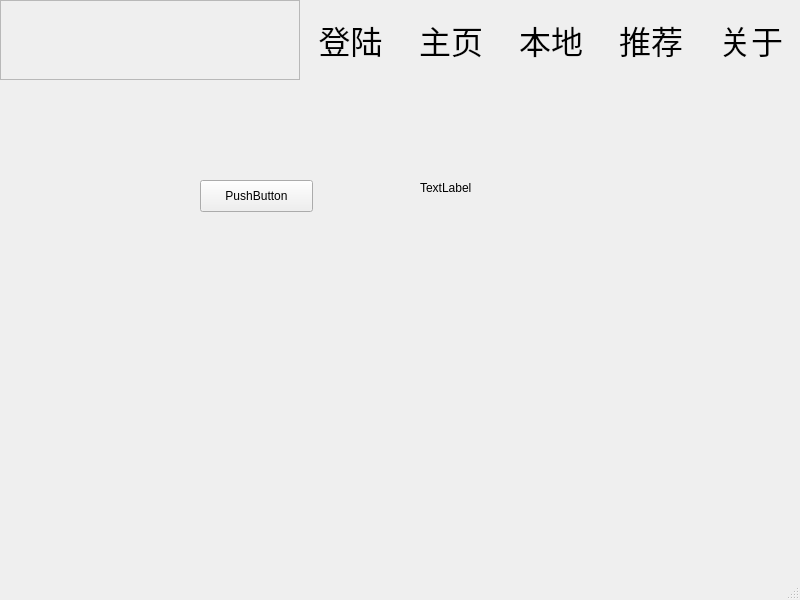
Above: PersonalizedTravelRecommendedSystem/designer/home.ui from zndemao/article before the change. Below: the same form after it.
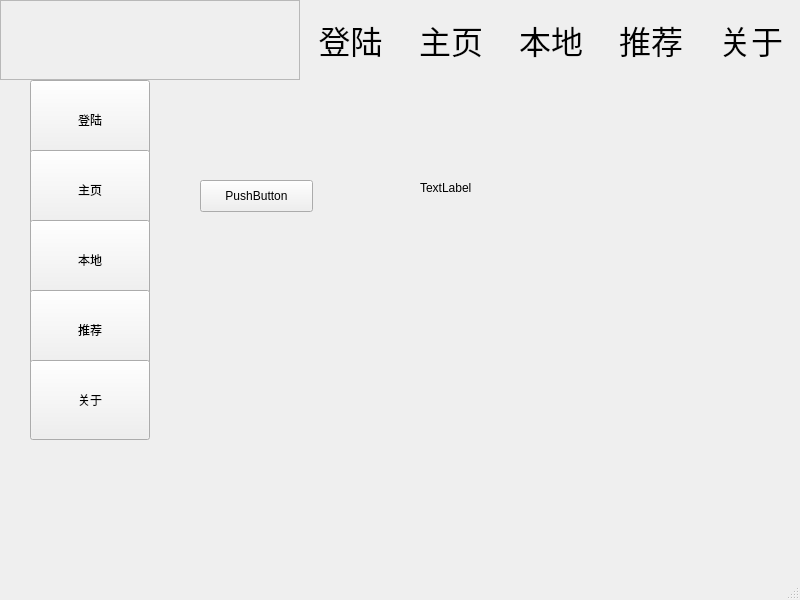
That is the form after the change.

Patch:
```diff
--- a/PersonalizedTravelRecommendedSystem/designer/home.ui
+++ b/PersonalizedTravelRecommendedSystem/designer/home.ui
@@ -182,6 +182,71 @@
      <string>TextLabel</string>
     </property>
    </widget>
+   <widget class="QPushButton" name="login_but">
+    <property name="geometry">
+     <rect>
+      <x>30</x>
+      <y>80</y>
+      <width>120</width>
+      <height>80</height>
+     </rect>
+    </property>
+    <property name="text">
+     <string>登陆</string>
+    </property>
+   </widget>
+   <widget class="QPushButton" name="pushButton_2">
+    <property name="geometry">
+     <rect>
+      <x>30</x>
+      <y>150</y>
+      <width>120</width>
+      <height>80</height>
+     </rect>
+    </property>
+    <property name="text">
+     <string>主页</string>
+    </property>
+   </widget>
+   <widget class="QPushButton" name="pushButton_3">
+    <property name="geometry">
+     <rect>
+      <x>30</x>
+      <y>220</y>
+      <width>120</width>
+      <height>80</height>
+     </rect>
+    </property>
+    <property name="text">
+     <string>本地</string>
+    </property>
+   </widget>
+   <widget class="QPushButton" name="pushButton_4">
+    <property name="geometry">
+     <rect>
+      <x>30</x>
+      <y>290</y>
+      <width>120</width>
+      <height>80</height>
+     </rect>
+    </property>
+    <property name="text">
+     <string>推荐</string>
+    </property>
+   </widget>
+   <widget class="QPushButton" name="pushButton_5">
+    <property name="geometry">
+     <rect>
+      <x>30</x>
+      <y>360</y>
+      <width>120</width>
+      <height>80</height>
+     </rect>
+    </property>
+    <property name="text">
+     <string>关于</string>
+    </property>
+   </widget>
   </widget>
   <widget class="QStatusBar" name="statusbar"/>
  </widget>
```
